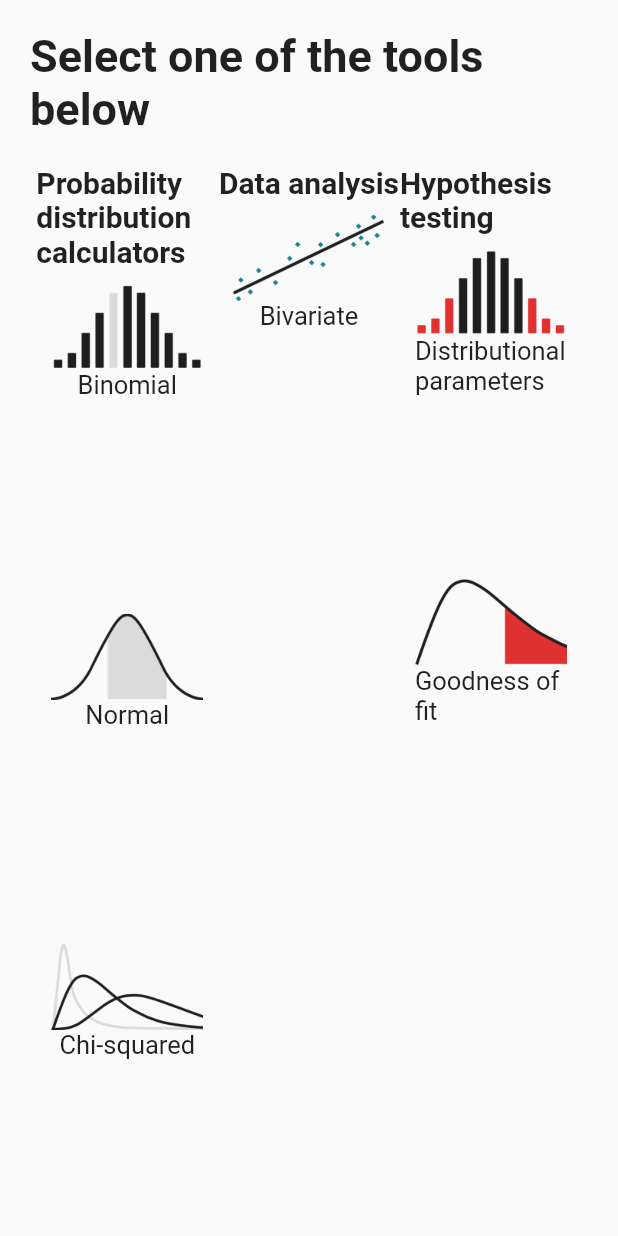
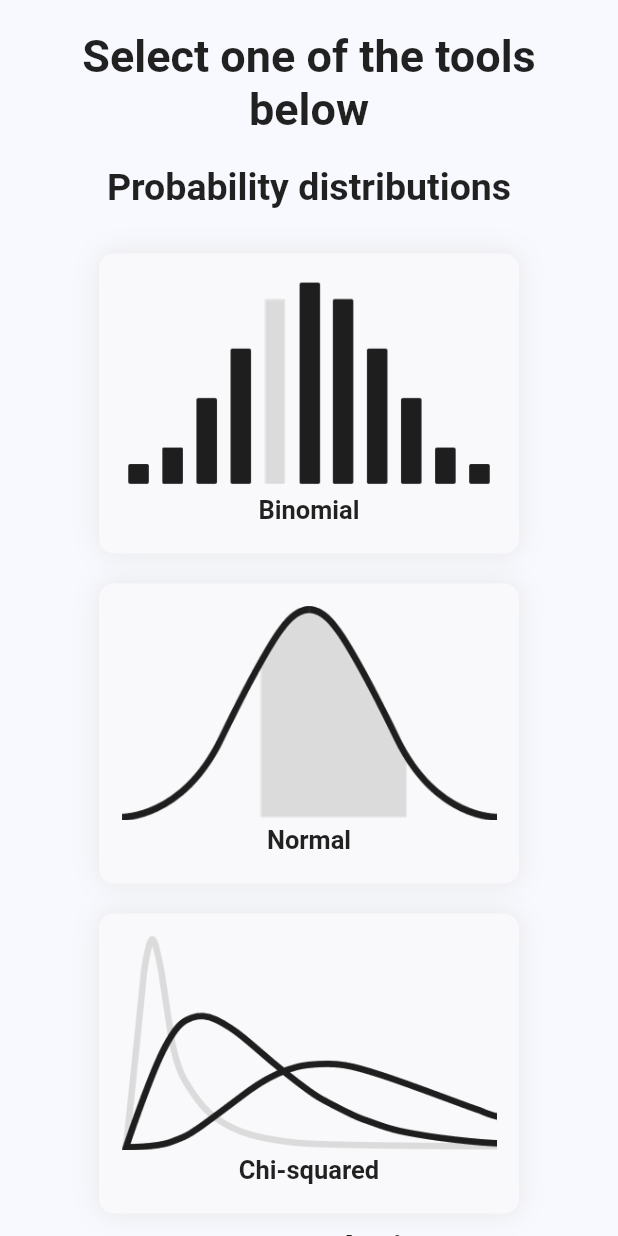
Before and after one commit to Dinu-Filip/World-of-Stats, a Flutter app: the screen it shows after launch, on a phone screen of 412 x 824 dp. Run offline on Flutter 3.47's test engine with Material 2 defaults, Android fonts, the light colour scheme and no system bars; our stand-ins replace fl_chart; missing offline and left inert: latext.

Commit message:
Improve start menu and pd calculator

```diff
--- a/wos_frontend/lib/calcOutput.dart
+++ b/wos_frontend/lib/calcOutput.dart
@@ -46,7 +46,7 @@ class OutputFieldState extends State<OutputField> {
   Widget build(BuildContext context) {
     return Column(children: [
       SizedBox(
-          height: 50,
+          height: 40,
           width: MediaQuery.of(context).size.width,
           child: TextButton(
               onPressed: toggleContent,
--- a/wos_frontend/lib/dataAnalyser.dart
+++ b/wos_frontend/lib/dataAnalyser.dart
@@ -3,7 +3,7 @@ import 'dart:io';
 import 'package:wos_frontend/calcOutput.dart';
 import 'package:wos_frontend/graphs.dart';
 import 'package:flutter/material.dart';
-import 'package:wos_frontend/calcInput.dart';
+import 'package:wos_frontend/calc_input.dart';
 import 'package:wos_frontend/validation.dart';
 import 'package:wos_frontend/dataTable.dart';
 import 'package:http/http.dart' as http;
--- a/wos_frontend/lib/htDistParams.dart
+++ b/wos_frontend/lib/htDistParams.dart
@@ -1,7 +1,7 @@
 import 'dart:convert';
 import 'package:latext/latext.dart';
 import 'package:flutter/material.dart';
-import 'package:wos_frontend/calcInput.dart';
+import 'package:wos_frontend/calc_input.dart';
 import 'package:wos_frontend/calcOutput.dart';
 import 'package:http/http.dart' as http;
 import 'package:wos_frontend/theoryView.dart';
--- a/wos_frontend/lib/main.dart
+++ b/wos_frontend/lib/main.dart
@@ -1,5 +1,5 @@
 import 'package:flutter/material.dart';
-import 'package:wos_frontend/startMenu.dart';
+import 'package:wos_frontend/start_menu.dart';
 
 void main() {
   runApp(const MyApp());
--- a/wos_frontend/lib/startMenu.dart
+++ /dev/null
@@ -1,112 +0,0 @@
-import 'package:flutter/material.dart';
-import 'package:wos_frontend/toolPage.dart';
-
-class StartMenu extends StatefulWidget {
-  const StartMenu({super.key});
-
-  @override
-  State<StartMenu> createState() => _StartMenuState();
-}
-
-class _StartMenuState extends State<StartMenu> {
-  static const Map<String, List<String>> toolGroupNames = {
-    "Probability distribution calculators": [
-      "Binomial",
-      "Normal",
-      "Chi-squared"
-    ],
-    "Data analysis": ["Bivariate"],
-    "Hypothesis testing": ["Distributional parameters", "Goodness of fit"]
-  };
-  Map<String, Expanded> toolGroups = {};
-
-  void _onToolSelect(Map<String, String> toolData) {
-    //
-    // Loads relevant tool page with corresponding tool and tool group
-    //
-    Navigator.push(
-        context,
-        MaterialPageRoute(
-            builder: (context) => Scaffold(
-                    body: Center(
-                        child: ToolPage(
-                  toolGroup: toolData['toolGroup']!,
-                  toolName: toolData['tool']!,
-                )))));
-  }
-
-  _StartMenuState() {
-    //
-    // Adds selectable option for every type of tool
-    //
-    toolGroupNames.forEach((String groupName, List<String> toolNames) {
-      List<SizedBox> group = [];
-      for (final tool in toolNames) {
-        group.add(SizedBox(
-            height: 220,
-            child: ToolSelect(
-                toolName: tool,
-                toolGroup: groupName,
-                onSelect: _onToolSelect)));
-      }
-      toolGroups[groupName] = Expanded(
-          flex: 5,
-          child: Column(children: [
-            Text(groupName,
-                style:
-                    const TextStyle(fontSize: 20, fontWeight: FontWeight.w600)),
-            ...group
-          ]));
-    });
-  }
-
-  @override
-  Widget build(BuildContext context) {
-    List<Expanded> groupSelects = [];
-    toolGroups.forEach((groupName, toolGroup) => groupSelects.add(toolGroup));
-
-    return Scaffold(
-        body: Column(children: [
-      const Padding(
-          padding: EdgeInsets.all(20),
-          child: Text("Select one of the tools below",
-              style: TextStyle(fontSize: 30, fontWeight: FontWeight.w700))),
-      Row(crossAxisAlignment: CrossAxisAlignment.start, children: [
-        const Spacer(flex: 1),
-        ...groupSelects,
-        const Spacer(flex: 1)
-      ])
-    ]));
-  }
-}
-
-class ToolSelect extends StatelessWidget {
-  const ToolSelect(
-      {super.key,
-      required this.toolName,
-      required this.toolGroup,
-      required this.onSelect});
-
-  final String toolName;
-  final String toolGroup;
-  final ValueChanged<Map<String, String>> onSelect;
-
-  @override
-  Widget build(BuildContext context) {
-    return Container(
-        margin: const EdgeInsets.all(10),
-        child: MouseRegion(
-            cursor: SystemMouseCursors.click,
-            child: GestureDetector(
-                onTap: () => {
-                      onSelect({'tool': toolName, 'toolGroup': toolGroup})
-                    },
-                child: SizedBox(
-                    width: 250,
-                    child: Column(children: [
-                      Image.asset("assets/images/$toolName.png",
-                          fit: BoxFit.fitWidth),
-                      Text(toolName, style: const TextStyle(fontSize: 17))
-                    ])))));
-  }
-}
--- /dev/null
+++ b/wos_frontend/lib/start_menu.dart
@@ -0,0 +1,146 @@
+import 'package:flutter/material.dart';
+import 'package:wos_frontend/tool_page.dart';
+
+class StartMenu extends StatefulWidget {
+  const StartMenu({super.key});
+
+  @override
+  State<StartMenu> createState() => _StartMenuState();
+}
+
+class _StartMenuState extends State<StartMenu> {
+  static const Map<String, List<String>> toolGroupNames = {
+    "Probability distributions": ["Binomial", "Normal", "Chi-squared"],
+    "Data analysis": ["Discrete"],
+    "Hypothesis testing": ["Distributional parameters", "Goodness of fit"]
+  };
+  Map<String, Container> toolGroups = {};
+
+  void _onToolSelect(Map<String, String> toolData) {
+    //
+    // Loads relevant tool page with corresponding tool and tool group
+    //
+    Navigator.push(
+        context,
+        MaterialPageRoute(
+            builder: (context) => Scaffold(
+                    body: Center(
+                        child: ToolPage(
+                  toolGroup: toolData['toolGroup']!,
+                  toolName: toolData['tool']!,
+                )))));
+  }
+
+  _StartMenuState() {
+    //
+    // Adds selectable option for every type of tool
+    //
+    toolGroupNames.forEach((String groupName, List<String> toolNames) {
+      List<ToolSelect> group = [];
+      for (final tool in toolNames) {
+        group.add(ToolSelect(
+            toolName: tool, toolGroup: groupName, onSelect: _onToolSelect));
+      }
+      toolGroups[groupName] = Container(
+          margin: const EdgeInsets.only(left: 15, right: 15),
+          child: Column(children: [
+            Text(
+                textAlign: TextAlign.center,
+                groupName,
+                style:
+                    const TextStyle(fontSize: 25, fontWeight: FontWeight.w600)),
+            const SizedBox(height: 20),
+            ...group
+          ]));
+    });
+  }
+
+  @override
+  Widget build(BuildContext context) {
+    List<Container> groupSelects = [];
+    toolGroups.forEach((groupName, toolGroup) => groupSelects.add(toolGroup));
+
+    return Scaffold(
+        backgroundColor: const Color.fromARGB(255, 248, 249, 255),
+        body: ListView(children: [
+          const Padding(
+              padding: EdgeInsets.all(20),
+              child: Text("Select one of the tools below",
+                  textAlign: TextAlign.center,
+                  style: TextStyle(fontSize: 30, fontWeight: FontWeight.w700))),
+          Wrap(
+              crossAxisAlignment: WrapCrossAlignment.start,
+              alignment: WrapAlignment.center,
+              children: [
+                ...groupSelects,
+              ])
+        ]));
+  }
+}
+
+class ToolSelect extends StatefulWidget {
+  final String toolName;
+  final String toolGroup;
+  final ValueChanged<Map<String, String>> onSelect;
+  const ToolSelect(
+      {super.key,
+      required this.toolName,
+      required this.toolGroup,
+      required this.onSelect});
+
+  @override
+  ToolSelectState createState() => ToolSelectState();
+}
+
+class ToolSelectState extends State<ToolSelect> {
+  double width = 250;
+  double height = 170;
+  Color background = const Color.fromARGB(255, 249, 249, 251);
+
+  @override
+  Widget build(BuildContext context) {
+    return Container(
+        decoration: BoxDecoration(
+            color: background,
+            boxShadow: const [
+              BoxShadow(
+                  color: Color.fromARGB(255, 232, 232, 232),
+                  spreadRadius: 0.5,
+                  blurRadius: 15)
+            ],
+            borderRadius: const BorderRadius.all(Radius.circular(10))),
+        margin: const EdgeInsets.all(10),
+        child: MouseRegion(
+            onEnter: (event) {
+              setState(() {
+                background = const Color.fromARGB(255, 230, 230, 230);
+              });
+            },
+            onExit: (event) {
+              setState(() {
+                background = const Color.fromARGB(255, 249, 249, 251);
+              });
+            },
+            cursor: SystemMouseCursors.click,
+            child: GestureDetector(
+                onTap: () => {
+                      widget.onSelect({
+                        'tool': widget.toolName,
+                        'toolGroup': widget.toolGroup
+                      })
+                    },
+                child: Padding(
+                    padding: const EdgeInsets.all(15),
+                    child: SizedBox(
+                        width: width,
+                        height: height,
+                        child: Column(children: [
+                          Image.asset("assets/images/${widget.toolName}.png",
+                              fit: BoxFit.fitWidth),
+                          const SizedBox(height: 3),
+                          Text(widget.toolName,
+                              style: const TextStyle(
+                                  fontSize: 17, fontWeight: FontWeight.w600))
+                        ]))))));
+  }
+}
--- a/wos_frontend/lib/validation.dart
+++ b/wos_frontend/lib/validation.dart
@@ -190,7 +190,7 @@ class Validation {
           "fields": ["x_2"]
         };
       }
-      if (vals["x_1"] != null) {
+      if (vals["x_1"] != "") {
         double x_1 = double.parse(vals["x_1"]!);
         if (x_1 < -20000 || x_1 > 20000) {
           return {
@@ -200,7 +200,7 @@ class Validation {
           };
         }
       }
-      if (vals["x_2"] != null) {
+      if (vals["x_2"] != "") {
         double x_2 = double.parse(vals["x_2"]!);
         if (x_2 < -20000 || x_2 > 20000) {
           return {
--- /dev/null
+++ b/wos_frontend/theory/Chi-squared.txt
@@ -0,0 +1,6 @@
+The chi-squared distribution ($\chi^2$-distribution) with k degrees of freedom is the distribution of the sum of k independent standard normal variables. It is commonly used in goodness of fit tests to determine whether the distribution of some observed values in a sample can be modelled by a particular distribution. The PDF and CDF of the chi-squared distribution are not given here as they require the use of the gamma function which is beyond the scope of A Level mathematics.
+
+Degrees of freedom are calculated from the size of the sample being used; they refer to the amount of information from the sample data that has not been used up. Every time a statistic is calculated from a sample, one degree of freedom is used up; this is an example of a constraint. Another constraint is that the total of the observed frequencies has to match the total frequency of the model.
+
+In addition, the chi-squared distribution assumes that each observed frequency is greater than some minimum value; at A Level, it is required that any cells with observed frequencies less than 5 are combined. Hence, we have the following formula for the number of degrees of freedom for a sample:
+$$number\ of\ degrees\ of\ freedom=number\ of\ cells\ \left(after\ combining\right)-number\ of\ constraints$$
```
Also changed, not shown: wos_frontend/lib/calc_input.dart (renamed from wos_frontend/lib/calcInput.dart, +7 -10 lines), wos_frontend/lib/graphs.dart (+17 -11 lines), wos_frontend/lib/info_section.dart (added, +25 -0 lines), wos_frontend/lib/nav_menu.dart (renamed from wos_frontend/lib/navMenu.dart, +92 -26 lines), wos_frontend/lib/pd_calculator.dart (renamed from wos_frontend/lib/PDCalculator.dart, +89 -36 lines), wos_frontend/lib/theoryView.dart (+11 -9 lines), wos_frontend/lib/tool_page.dart (renamed from wos_frontend/lib/toolPage.dart, +13 -13 lines), wos_frontend/theory/Binomial.txt (added, +10 -0 lines), wos_frontend/theory/Normal.txt (added, +25 -0 lines), wos_frontend/assets/images/Discrete.png (renamed from wos_frontend/assets/images/Bivariate.png).
